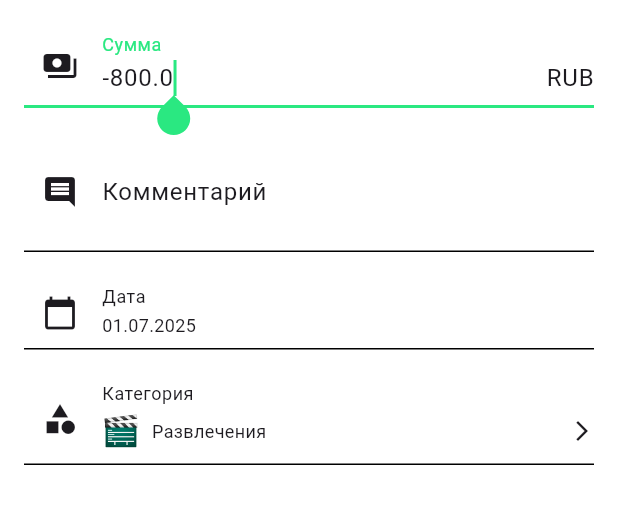
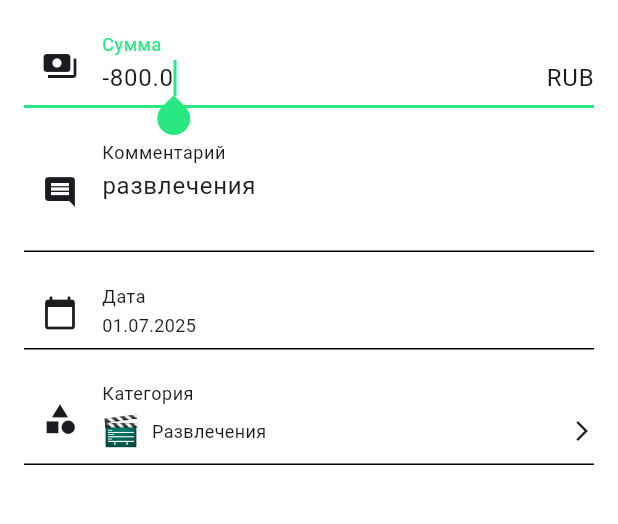
Before and after one commit to sozosh1/shrm_homework_app, a Flutter app: the screen it shows after launch, after a tap on "Развлечения", on a phone screen of 412 x 824 dp, the part 84-608 px from its top. Run offline on Flutter 3.47's test engine with Material 3 defaults, Android fonts, the phone set to English and light mode, and no system bars; our stand-ins replace auto_route, drift, flutter_bloc, flutter_svg, freezed_annotation, get_it and 4 more; missing offline and left inert: fuzzy, sqlite3, talker_bloc_logger; accounts and stored records are empty; generated files the repository leaves out were written again; statements that could not run were skipped.

Commit message:
Fix transaction repository comment field and add refresh after edit
Co-authored-by: sozosh1 <118085845+sozosh1@users.noreply.github.com>

```diff
--- a/lib/features/transaction/data/repository/local_transaction_repository.dart
+++ b/lib/features/transaction/data/repository/local_transaction_repository.dart
@@ -86,6 +86,7 @@ class LocalTransactionRepository implements TransactionRepository {
         ),
         amount: transaction.amount,
         transactionDate: transaction.transactionDate,
+        comment: transaction.comment.isEmpty ? null : transaction.comment,
         createdAt: transaction.createdAt,
         updatedAt: transaction.updatedAt,
       );
@@ -128,6 +129,7 @@ class LocalTransactionRepository implements TransactionRepository {
       ),
       amount: transaction.amount,
       transactionDate: transaction.transactionDate,
+      comment: transaction.comment.isEmpty ? null : transaction.comment,
       createdAt: transaction.createdAt,
       updatedAt: transaction.updatedAt,
     );
--- a/lib/features/transaction/presentation/screens/edit_transaction_screen.dart
+++ b/lib/features/transaction/presentation/screens/edit_transaction_screen.dart
@@ -83,7 +83,7 @@ class _EditTransactionScreenState extends State<EditTransactionScreen> {
       );
 
       if (mounted) {
-        context.router.pop();
+        context.router.pop(true); // Return true to indicate success
         ScaffoldMessenger.of(context).showSnackBar(
           const SnackBar(content: Text('Транзакция обновлена')),
         );
@@ -197,12 +197,12 @@ class _EditTransactionScreenState extends State<EditTransactionScreen> {
             // Comment field
             TextField(
               controller: _commentController,
-              decoration: InputDecoration(
-                labelText: _commentController.text.isEmpty ? 'Комментарий' : null,
-                hintText: _commentController.text.isEmpty ? 'Комментарий' : null,
-                hintStyle: const TextStyle(color: Colors.grey),
-                prefixIcon: const Icon(Icons.comment),
-                border: const UnderlineInputBorder(),
+              decoration: const InputDecoration(
+                labelText: 'Комментарий',
+                hintText: 'Комментарий',
+                hintStyle: TextStyle(color: Colors.grey),
+                prefixIcon: Icon(Icons.comment),
+                border: UnderlineInputBorder(),
               ),
               maxLines: 2,
             ),
--- a/lib/features/transaction/presentation/widgets/transaction_list_item.dart
+++ b/lib/features/transaction/presentation/widgets/transaction_list_item.dart
@@ -1,9 +1,12 @@
 import 'package:flutter/material.dart';
 import 'package:auto_route/auto_route.dart';
+import 'package:flutter_bloc/flutter_bloc.dart';
 import 'package:shrm_homework_app/config/router/app_router.dart';
 import 'package:shrm_homework_app/config/theme/app_colors.dart';
 import 'package:shrm_homework_app/core/widgets/currency_display.dart';
 import 'package:shrm_homework_app/features/transaction/data/models/transaction_response/transaction_response.dart';
+import 'package:shrm_homework_app/features/transaction/presentation/bloc/transaction_bloc.dart';
+import 'package:shrm_homework_app/features/transaction/presentation/bloc/transaction_event.dart';
 
 class TransactionListItem extends StatelessWidget {
   final TransactionResponse transaction;
@@ -53,8 +56,19 @@ class TransactionListItem extends StatelessWidget {
             size: 16,
             color: Colors.grey,
           ),
-          onTap: () {
-            context.router.push(EditTransactionRoute(transaction: transaction));
+          onTap: () async {
+            final result = await context.router.push(EditTransactionRoute(transaction: transaction));
+            if (result == true && context.mounted) {
+              // Try to refresh the transaction list if a TransactionBloc is available
+              try {
+                context.read<TransactionBloc>().add(
+                  const TransactionEvent.refreshTransactions(),
+                );
+              } catch (e) {
+                // If no TransactionBloc is available, that's fine
+                // Other screens might handle refreshing differently
+              }
+            }
           },
         ),
         Divider(height: 0.5, thickness: 0.5),
```
